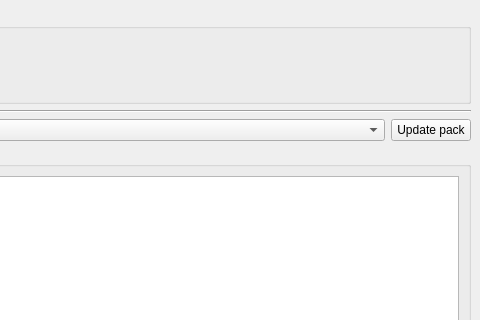
Before: the Qt Designer form launcher/ui/pages/instance/ManagedPackPage.ui in FreesmTeam/FreesmLauncher, drawn with Qt 5; both pictures show x 251 to 731 and y 0 to 320 of the 731 by 538 pixel window.
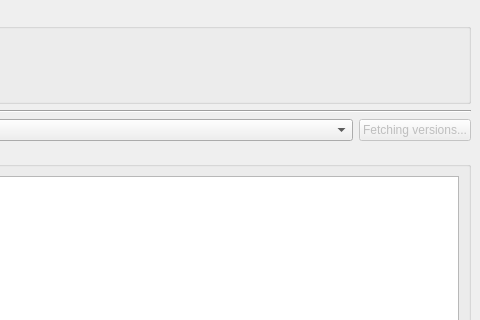
After: the same form once the commit is applied.

Commit message: fix(ManagedPackPage): better UX for when network requests fail / are pending

The edit to the form file:
```diff
--- a/launcher/ui/pages/instance/ManagedPackPage.ui
+++ b/launcher/ui/pages/instance/ManagedPackPage.ui
@@ -133,6 +133,9 @@
        </item>
        <item>
         <widget class="QPushButton" name="updateButton">
+         <property name="enabled">
+          <bool>false</bool>
+         </property>
          <property name="sizePolicy">
           <sizepolicy hsizetype="Fixed" vsizetype="Fixed">
            <horstretch>0</horstretch>
@@ -140,7 +143,7 @@
           </sizepolicy>
          </property>
          <property name="text">
-          <string>Update pack</string>
+          <string>Fetching versions...</string>
          </property>
         </widget>
        </item>
```
The commit also changes 2 other files.
